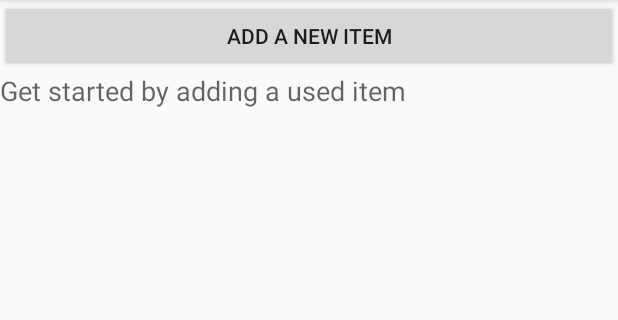
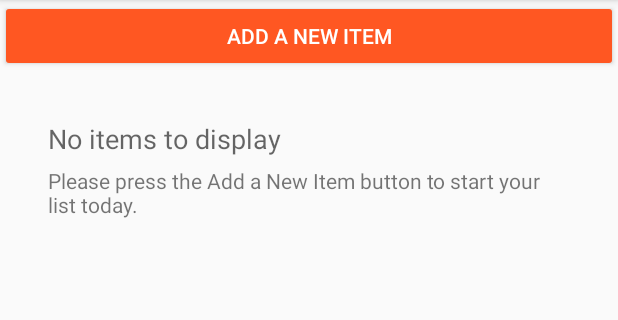
Before and after one commit to waakye/GarageItem1, an Android app: the screen it shows after launch (CatalogActivity), on a phone screen of 412 x 824 dp, the part 84-404 px from its top. Run offline under Robolectric (Android 15) with nearby library versions, the phone set to English and light mode, and no system bars.

Commit message:
Change styling for default text view for empty state

```diff
--- a/app/src/main/res/layout/activity_catalog.xml
+++ b/app/src/main/res/layout/activity_catalog.xml
@@ -11,6 +11,7 @@
     <Button
         android:id="@+id/add_item_button"
         android:text="@string/add_item_button"
+        style="@style/ButtonStyleCatalog"
         android:layout_width="match_parent"
         android:layout_height="wrap_content" />
 
@@ -25,6 +26,7 @@
         android:id="@+id/empty_view"
         android:layout_width="wrap_content"
         android:layout_height="wrap_content"
+        android:padding="@dimen/activity_margin_thick"
         android:layout_centerInParent="true">
 
         <TextView
@@ -35,6 +37,13 @@
             android:layout_width="wrap_content"
             android:layout_height="wrap_content" />
 
+        <TextView
+            android:text="@string/empty_view_subtitle_text"
+            android:layout_below="@id/empty_title_text"
+            android:paddingTop="@dimen/list_item_marginTop"
+            android:layout_width="wrap_content"
+            android:layout_height="wrap_content" />
+
     </RelativeLayout>
 
 </LinearLayout>
--- a/app/src/main/res/layout/list_item.xml
+++ b/app/src/main/res/layout/list_item.xml
@@ -11,7 +11,7 @@
     <Button
         android:id="@+id/list_item_track_button"
         android:text="@string/track"
-        style="@style/ButtonStyle"/>
+        style="@style/ButtonStyleListItem"/>
 
     <LinearLayout
         android:layout_width="match_parent"
--- a/app/src/main/res/values-v21/styles.xml
+++ b/app/src/main/res/values-v21/styles.xml
@@ -6,4 +6,10 @@
         <item name="android:layout_height">match_parent</item>
         <item name="android:layout_width">wrap_content</item>
     </style>
+
+    <style name="ButtonStyleListItem">
+        <item name="android:backgroundTint">@color/trackSaleButton</item>
+        <item name="android:layout_height">match_parent</item>
+        <item name="android:layout_width">wrap_content</item>
+    </style>
 </resources>
--- a/app/src/main/res/values/colors.xml
+++ b/app/src/main/res/values/colors.xml
@@ -8,4 +8,8 @@
     <color name="editorColorPrimaryDark">#00BFA5</color>
 
     <color name="trackSaleButton">#FFB74D</color>
+
+    <color name="addItemButton">#FF5722</color>
+
+    <color name="addItemButtonTextColor">#FFFFFF</color>
 </resources>
--- a/app/src/main/res/values/dimens.xml
+++ b/app/src/main/res/values/dimens.xml
@@ -5,6 +5,7 @@
 
     <!-- Common margin used throughout the app -->
     <dimen name="activity_margin">16dp</dimen>
+    <dimen name="activity_margin_thick">32dp</dimen>
     <dimen name="list_item_marginTop">6dp</dimen>
     <dimen name="padding_left_indent">4dp</dimen>
     <dimen name="activity_horizontal_margin">64dp</dimen>
--- a/app/src/main/res/values/strings.xml
+++ b/app/src/main/res/values/strings.xml
@@ -91,7 +91,9 @@
     <string name="editor_update_used_item_failed">Error with updating used item</string>
 
     <!-- Title text for the empty view, which describes the the lack of used_items -->
-    <string name="empty_view_title_text">Get started by adding a used item</string>
+    <string name="empty_view_title_text">No items to display</string>
+
+    <string name="empty_view_subtitle_text">Please press the Add a New Item button to start your list today.</string>
 
     <!-- List item strings -->
     <string name="price">Asking Price: $</string>
--- a/app/src/main/res/values/styles.xml
+++ b/app/src/main/res/values/styles.xml
@@ -1,4 +1,4 @@
-<resources>
+<resources xmlns:tools="http://schemas.android.com/tools">
 
     <!-- Base application theme. -->
     <style name="AppTheme" parent="Theme.AppCompat.Light.DarkActionBar">
@@ -34,10 +34,17 @@
         <item name="android:textAppearance">?android:textAppearanceMedium</item>
     </style>
 
-    <style name="ButtonStyle">
-        <item name="android:backgroundTint">@color/trackSaleButton</item>
+    <style name="ButtonStyleListItem">
+        <item name="android:backgroundTint" tools:targetApi="lollipop">@color/trackSaleButton</item>
         <item name="android:layout_height">match_parent</item>
         <item name="android:layout_width">wrap_content</item>
     </style>
 
+    <style name="ButtonStyleCatalog">
+        <item name="android:backgroundTint" tools:targetApi="lollipop">@color/addItemButton</item>
+        <item name="android:textColor">@color/addItemButtonTextColor</item>
+        <item name="android:layout_height">wrap_content</item>
+        <item name="android:layout_width">match_parent</item>
+    </style>
+
 </resources>
```
